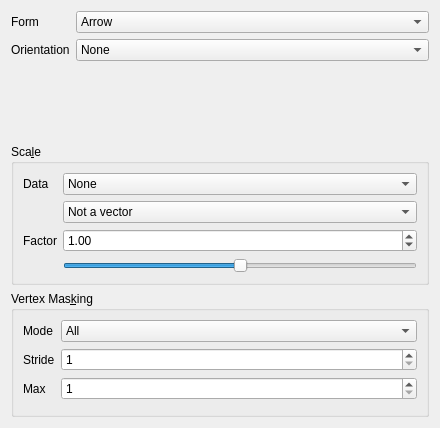
southseact-3d/fcd, file src/Mod/Fem/Gui/Resources/ui/TaskPostGlyph.ui: the form before one commit.
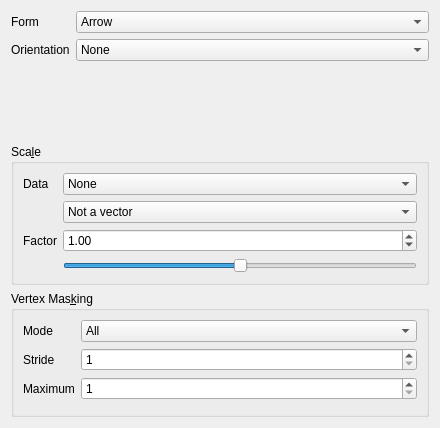
The form after the commit.

Patch:
```diff
--- a/src/Mod/Fem/Gui/Resources/ui/TaskPostGlyph.ui
+++ b/src/Mod/Fem/Gui/Resources/ui/TaskPostGlyph.ui
@@ -311,7 +311,7 @@
          <string>Defines the maximal number of vertices used for &quot;Uniform Sampling&quot; masking mode</string>
         </property>
         <property name="text">
-         <string>Max </string>
+         <string>Maximum</string>
         </property>
        </widget>
       </item>
```
Left out of the diff: 4 changed lines with no effect on the pictures.
